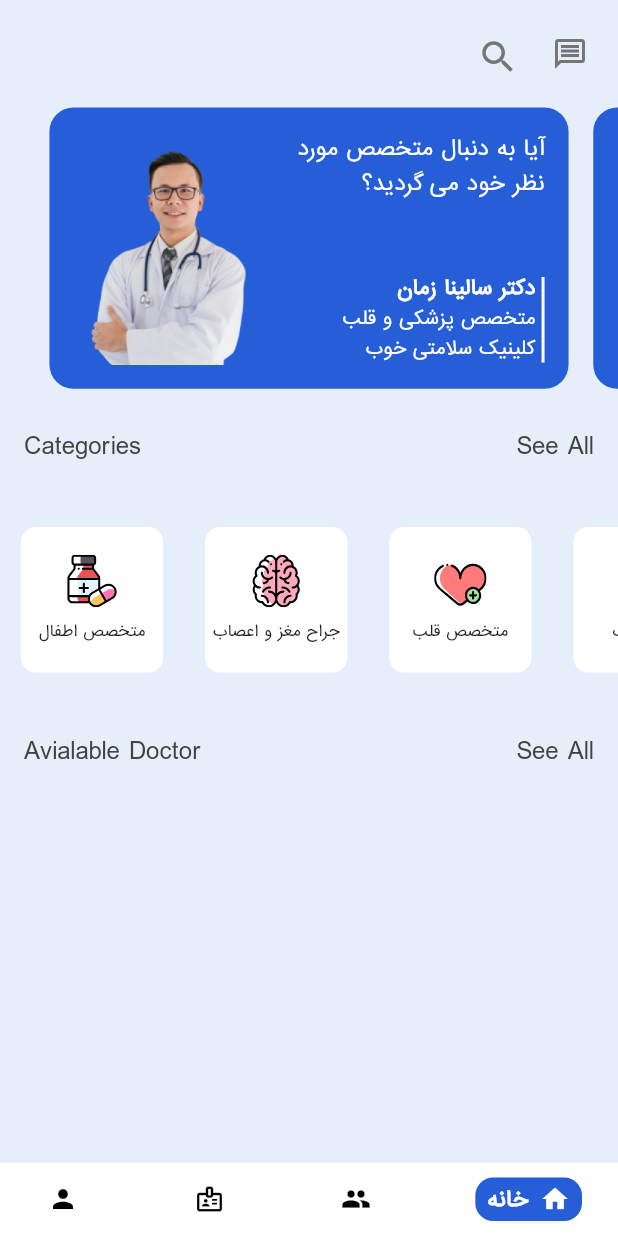
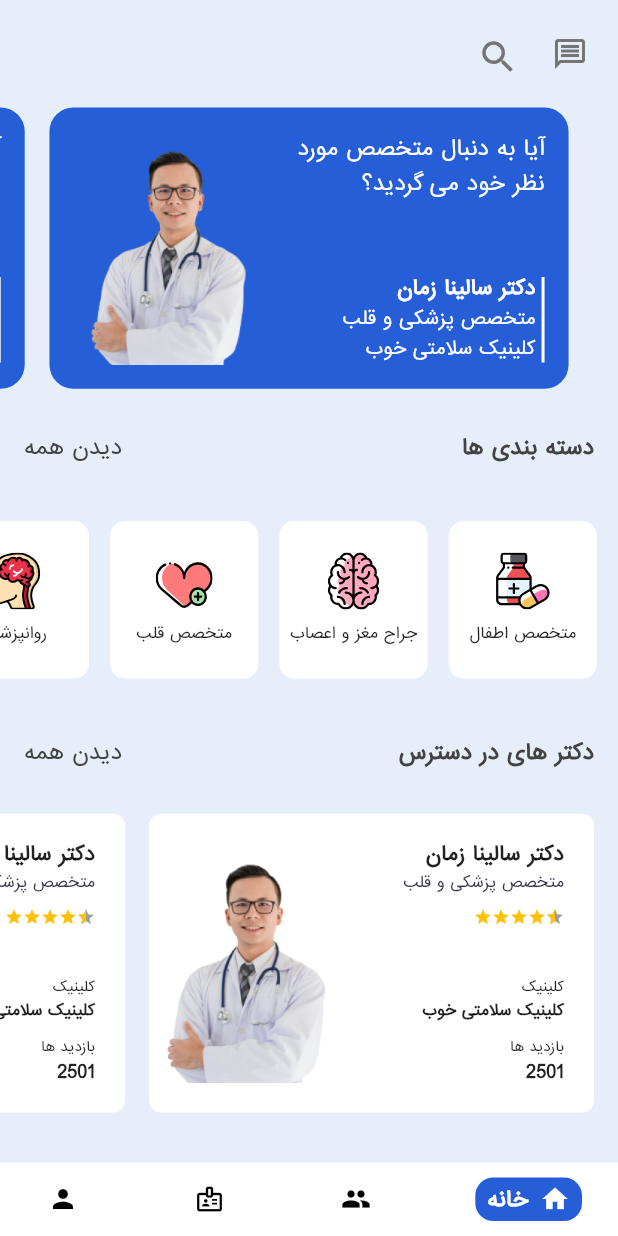
Before and after one commit to Ehsan973/flutter_doctor_reservation_app, a Flutter app: the screen it shows after launch, on a phone screen of 412 x 824 dp. Run offline on Flutter 3.47's test engine with Material 2 defaults, Android fonts, the phone set to English and light mode, and no system bars; drawn by our look-alikes of flutter_rating_bar, google_nav_bar; our stand-ins replace flutter_svg; missing offline and left inert: dart:ffi.

Commit message:
Add Available doctor list(RatingBar, ...)

```diff
--- a/lib/screens/home_screen.dart
+++ b/lib/screens/home_screen.dart
@@ -5,6 +5,8 @@ import 'package:doctor_appointment_app/data/model/category.dart';
 import 'package:doctor_appointment_app/data/model/doctor.dart';
 import 'package:flutter/foundation.dart';
 import 'package:flutter/material.dart';
+import 'package:flutter/services.dart';
+import 'package:flutter_rating_bar/flutter_rating_bar.dart';
 import 'package:flutter_svg/flutter_svg.dart';
 import 'package:google_nav_bar/google_nav_bar.dart';
 
@@ -105,6 +107,7 @@ class _HomeScreenState extends State<HomeScreen> {
             Expanded(
               flex: 12,
               child: ListView.builder(
+                reverse: true,
                 scrollDirection: Axis.horizontal,
                 physics: RangeMaintainingScrollPhysics(),
                 itemCount: doctor_list.length,
@@ -121,17 +124,18 @@ class _HomeScreenState extends State<HomeScreen> {
                   mainAxisAlignment: MainAxisAlignment.spaceBetween,
                   children: [
                     Text(
-                      'Categories',
+                      'دیدن همه',
                       style: TextStyle(
-                        fontSize: 16,
+                        fontSize: 14,
                         color: Colors.grey[800],
                       ),
                     ),
                     Text(
-                      'See All',
+                      'دسته بندی ها',
                       style: TextStyle(
-                        fontSize: 16,
+                        fontSize: 14,
                         color: Colors.grey[800],
+                        fontWeight: FontWeight.bold,
                       ),
                     ),
                   ],
@@ -141,33 +145,11 @@ class _HomeScreenState extends State<HomeScreen> {
             Expanded(
               flex: 8,
               child: ListView.builder(
+                reverse: true,
                 scrollDirection: Axis.horizontal,
                 itemCount: categories.length,
                 itemBuilder: (context, index) {
-                  return Container(
-                    width: MediaQuery.of(context).size.width * 23 / 100,
-                    margin: EdgeInsets.all(14),
-                    decoration: BoxDecoration(
-                      color: Colors.white,
-                      borderRadius: BorderRadius.circular(10),
-                    ),
-                    child: Column(
-                      mainAxisAlignment: MainAxisAlignment.center,
-                      children: [
-                        SvgPicture.asset(
-                          'assets/icons/${categories[index].image}',
-                          width: 35,
-                        ),
-                        SizedBox(
-                          height: 8,
-                        ),
-                        Text(
-                          categories[index].name,
-                          style: TextStyle(fontSize: 10),
-                        ),
-                      ],
-                    ),
-                  );
+                  return _getCategoryCard(categories[index], index);
                 },
               ),
             ),
@@ -179,17 +161,18 @@ class _HomeScreenState extends State<HomeScreen> {
                   mainAxisAlignment: MainAxisAlignment.spaceBetween,
                   children: [
                     Text(
-                      'Avialable Doctor',
+                      'دیدن همه',
                       style: TextStyle(
-                        fontSize: 16,
+                        fontSize: 14,
                         color: Colors.grey[800],
                       ),
                     ),
                     Text(
-                      'See All',
+                      'دکتر های در دسترس',
                       style: TextStyle(
-                        fontSize: 16,
+                        fontSize: 14,
                         color: Colors.grey[800],
+                        fontWeight: FontWeight.bold,
                       ),
                     ),
                   ],
@@ -198,7 +181,14 @@ class _HomeScreenState extends State<HomeScreen> {
             ),
             Expanded(
               flex: 13,
-              child: Text(''),
+              child: ListView.builder(
+                reverse: true,
+                scrollDirection: Axis.horizontal,
+                itemCount: doctor_list.length,
+                itemBuilder: (context, index) {
+                  return _getAvailableDoctorCard(doctor_list[index], index);
+                },
+              ),
             ),
             Expanded(
               flex: 2,
@@ -248,10 +238,10 @@ class _HomeScreenState extends State<HomeScreen> {
     return Container(
       width: MediaQuery.of(context).size.width / 100 * 84,
       margin: EdgeInsets.only(
-        left: index == 0
+        left: index == doctor_list.length - 1
             ? MediaQuery.of(context).size.width / 100 * 8
             : MediaQuery.of(context).size.width / 100 * 2,
-        right: index == doctor_list.length - 1
+        right: index == 0
             ? MediaQuery.of(context).size.width / 100 * 8
             : MediaQuery.of(context).size.width / 100 * 2,
       ),
@@ -329,4 +319,136 @@ class _HomeScreenState extends State<HomeScreen> {
       ),
     );
   }
+
+  Widget _getAvailableDoctorCard(Doctor doctor, int index) {
+    return Container(
+      height: double.infinity,
+      margin: EdgeInsets.only(
+        left: index == doctor_list.length - 1 ? 16 : 8,
+        right: index == 0 ? 16 : 8,
+        top: 2,
+        bottom: 2,
+      ),
+      width: MediaQuery.of(context).size.width * 72 / 100,
+      decoration: BoxDecoration(
+        color: Colors.white,
+        borderRadius: BorderRadius.circular(8),
+      ),
+      child: Row(
+        mainAxisAlignment: MainAxisAlignment.spaceBetween,
+        children: [
+          Padding(
+            padding: EdgeInsets.symmetric(vertical: 20),
+            child: Image.asset('assets/images/${doctor.image_name}'),
+          ),
+          Padding(
+            padding: EdgeInsets.only(right: 20),
+            child: Column(
+              mainAxisAlignment: MainAxisAlignment.center,
+              crossAxisAlignment: CrossAxisAlignment.end,
+              children: [
+                Padding(
+                  padding: EdgeInsets.only(top: 16),
+                  child: Text(
+                    '${doctor.name}',
+                    style: TextStyle(
+                      fontSize: 13,
+                      fontWeight: FontWeight.bold,
+                    ),
+                  ),
+                ),
+                Padding(
+                  padding: EdgeInsets.only(bottom: 8),
+                  child: Text(
+                    '${doctor.special}',
+                    style: TextStyle(
+                      fontSize: 10,
+                      color: textColor,
+                    ),
+                  ),
+                ),
+                Expanded(
+                  child: RatingBar.builder(
+                      initialRating: doctor.stars,
+                      allowHalfRating: true,
+                      ignoreGestures: true,
+                      itemCount: 5,
+                      itemSize: 12,
+                      itemBuilder: (context, _) => Icon(
+                            Icons.star,
+                            color: Colors.amber,
+                          ),
+                      onRatingUpdate: (rating) {
+                        print('rating');
+                      }),
+                ),
+                Text(
+                  'کلینیک',
+                  style: TextStyle(
+                    fontSize: 9,
+                  ),
+                ),
+                Text(
+                  '${doctor.office_type}',
+                  style: TextStyle(
+                    fontSize: 10,
+                    fontWeight: FontWeight.bold,
+                  ),
+                ),
+                SizedBox(height: 8),
+                Text(
+                  'بازدید ها',
+                  style: TextStyle(
+                    fontSize: 9,
+                  ),
+                ),
+                Padding(
+                  padding: EdgeInsets.only(bottom: 16),
+                  child: Text(
+                    '${doctor.views}',
+                    style: TextStyle(
+                      fontSize: 12,
+                      fontWeight: FontWeight.bold,
+                    ),
+                  ),
+                ),
+              ],
+            ),
+          ),
+        ],
+      ),
+    );
+  }
+
+  Widget _getCategoryCard(CategoryDoctor category, int index) {
+    return Container(
+      width: MediaQuery.of(context).size.width * 24 / 100,
+      margin: EdgeInsets.only(
+        right: index == 0 ? 14 : 7,
+        left: index == categories.length - 1 ? 14 : 7,
+        top: 10,
+        bottom: 10,
+      ),
+      decoration: BoxDecoration(
+        color: Colors.white,
+        borderRadius: BorderRadius.circular(10),
+      ),
+      child: Column(
+        mainAxisAlignment: MainAxisAlignment.center,
+        children: [
+          SvgPicture.asset(
+            'assets/icons/${category.image}',
+            width: 38,
+          ),
+          SizedBox(
+            height: 8,
+          ),
+          Text(
+            category.name,
+            style: TextStyle(fontSize: 10),
+          ),
+        ],
+      ),
+    );
+  }
 }
--- a/pubspec.yaml
+++ b/pubspec.yaml
@@ -33,6 +33,7 @@ dependencies:
 
   google_nav_bar: ^5.0.6
   flutter_svg: ^2.0.7
+  flutter_rating_bar: ^4.0.1
   # The following adds the Cupertino Icons font to your application.
   # Use with the CupertinoIcons class for iOS style icons.
   cupertino_icons: ^1.0.2
```
Also changed, not shown: pubspec.lock.
